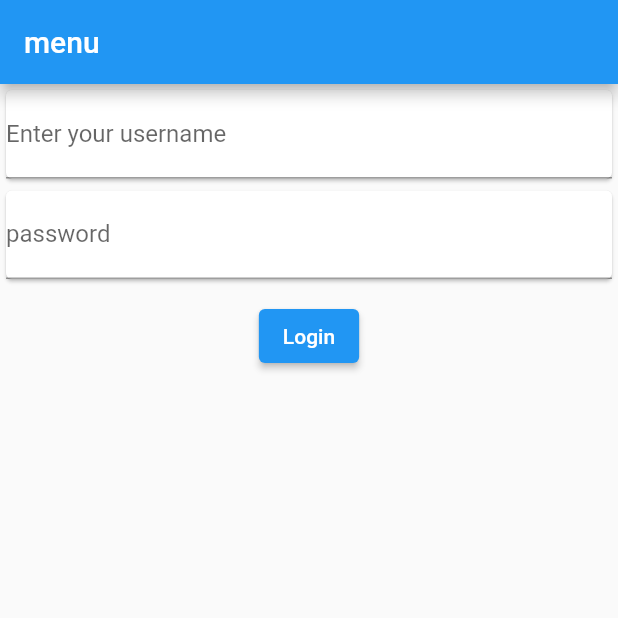
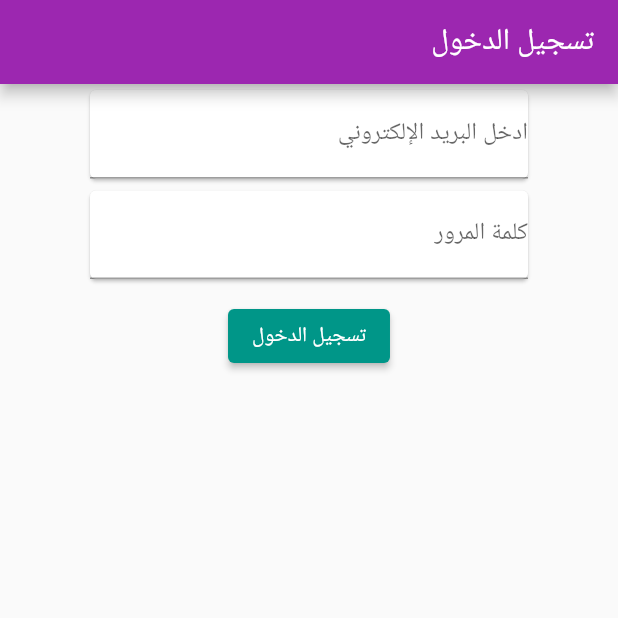
Before and after one commit to Abdelrahmansherwida/flutter_login_demo, a Flutter app: the screen it shows after launch, on a phone screen of 412 x 824 dp, the top half of it. Run offline on Flutter 3.47's test engine with Material 2 defaults, Android fonts, the phone set to English and light mode, and no system bars.

Commit message:
add theme and defualt color

```diff
--- a/lib/main.dart
+++ b/lib/main.dart
@@ -16,35 +16,59 @@ class _MyHomePageState extends State<MyHomePage> {
   @override
   Widget build(BuildContext context) {
     return MaterialApp(
+        // to make app direction change
+        builder: (context, child) {
+          return Directionality(
+            textDirection: TextDirection.rtl,
+            child: child,
+          );
+        },
+        // to make app direction change
+        theme: new ThemeData(
+          // defualt color
+          primaryColor: Colors.purple,
+
+          // defualt button
+          elevatedButtonTheme: ElevatedButtonThemeData(
+            style: ElevatedButton.styleFrom(
+              primary: Colors.teal,
+              onPrimary: Colors.white,
+              onSurface: Colors.grey,
+            ),
+          ),
+        ),
         debugShowCheckedModeBanner: false,
         home: Scaffold(
-            appBar: AppBar(title: Text("menu")),
+            appBar: AppBar(
+              title: Text("تسجيل الدخول"),
+            ),
             body: Column(
                 mainAxisAlignment: MainAxisAlignment.start,
-                crossAxisAlignment: CrossAxisAlignment.start,
+                crossAxisAlignment: CrossAxisAlignment.center,
                 children: <Widget>[
                   // user input
 
                   Container(
-                    width: double.infinity,
+                    alignment: Alignment.center,
+                    width: 300,
                     child: Card(
                       child: TextFormField(
                         decoration: InputDecoration(
                             border: UnderlineInputBorder(),
-                            labelText: 'Enter your username'),
+                            labelText: 'ادخل البريد الإلكتروني'),
                       ),
                     ),
                   ),
                   //  password input
                   Container(
-                    width: double.infinity,
+                    width: 300,
                     child: Card(
-                      // color: Colors.blueGrey,
+                      // color: Colors.,
                       child: TextFormField(
                         obscureText: true,
                         decoration: InputDecoration(
                             border: UnderlineInputBorder(),
-                            labelText: 'password'),
+                            labelText: 'كلمة المرور'),
                       ),
                     ),
                   ),
@@ -55,7 +79,12 @@ class _MyHomePageState extends State<MyHomePage> {
                     margin: EdgeInsets.all(10),
                     child: ElevatedButton(
                       onPressed: () {},
-                      child: Text('Login'),
+                      child: Text('تسجيل الدخول'),
+                      style: ElevatedButton.styleFrom(
+                        primary: Colors.teal,
+                        onPrimary: Colors.white,
+                        onSurface: Colors.grey,
+                      ),
                     ),
                   )
                 ])));
```
